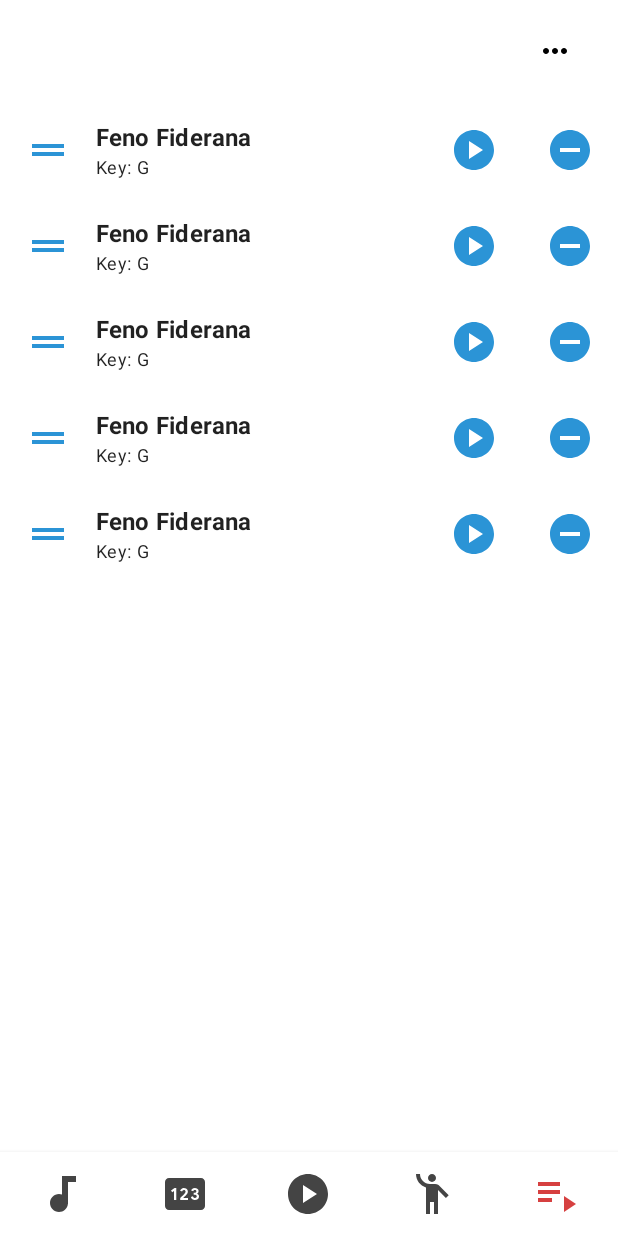
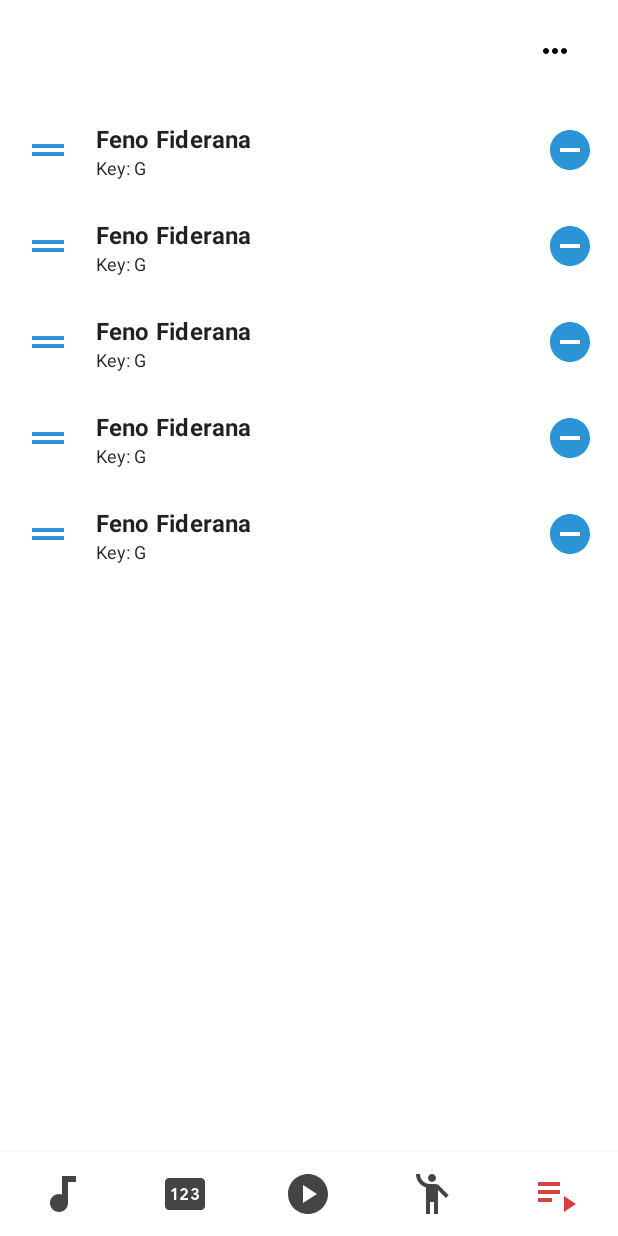
Before and after one commit to mianala/fiderana, an Android app built with Jetpack Compose: the playlist screen opened through its navigation route, on a phone screen of 412 x 824 dp. Run offline under Robolectric (Android 15) with nearby library versions, the phone set to English and light mode, and no system bars.

```diff
--- a/app/src/main/java/com/mianala/fiderana/PlaylistScreen.kt
+++ b/app/src/main/java/com/mianala/fiderana/PlaylistScreen.kt
@@ -108,23 +108,7 @@ fun PlaylistScreen() {
                         Text(text = "Key: G", style = MaterialTheme.typography.caption)
                     }
 
-                    Button(
-                        modifier = Modifier
-                            .size(64.dp)
-                            .align(alignment = Alignment.CenterVertically),
-                        onClick = {},
-                        elevation = null,
-                        shape = CircleShape,
-                        colors = ButtonDefaults.buttonColors(backgroundColor = Color.Transparent),
-
-                        ) {
-                        Icon(
-                            imageVector = Icons.Filled.PlayCircle,
-                            tint = MaterialTheme.colors.secondary,
-                            contentDescription = "Play",
-                            modifier = Modifier.size(32.dp)
-                        )
-                    }
+//replaced
 
                     Button(
                         modifier = Modifier
--- a/app/src/main/java/com/mianala/fiderana/ui/theme/Type.kt
+++ b/app/src/main/java/com/mianala/fiderana/ui/theme/Type.kt
@@ -14,7 +14,6 @@ val Typography = Typography(
         fontSize = 16.sp
     ),
 
-    /* Other default text styles to override
     button = TextStyle(
         fontFamily = FontFamily.Default,
         fontWeight = FontWeight.W500,
@@ -25,5 +24,4 @@ val Typography = Typography(
         fontWeight = FontWeight.Normal,
         fontSize = 12.sp
     )
-    */
 )
```
Also changed, not shown: app/src/main/java/com/mianala/fiderana/SettingsScreen.kt (+34 -0 lines).
